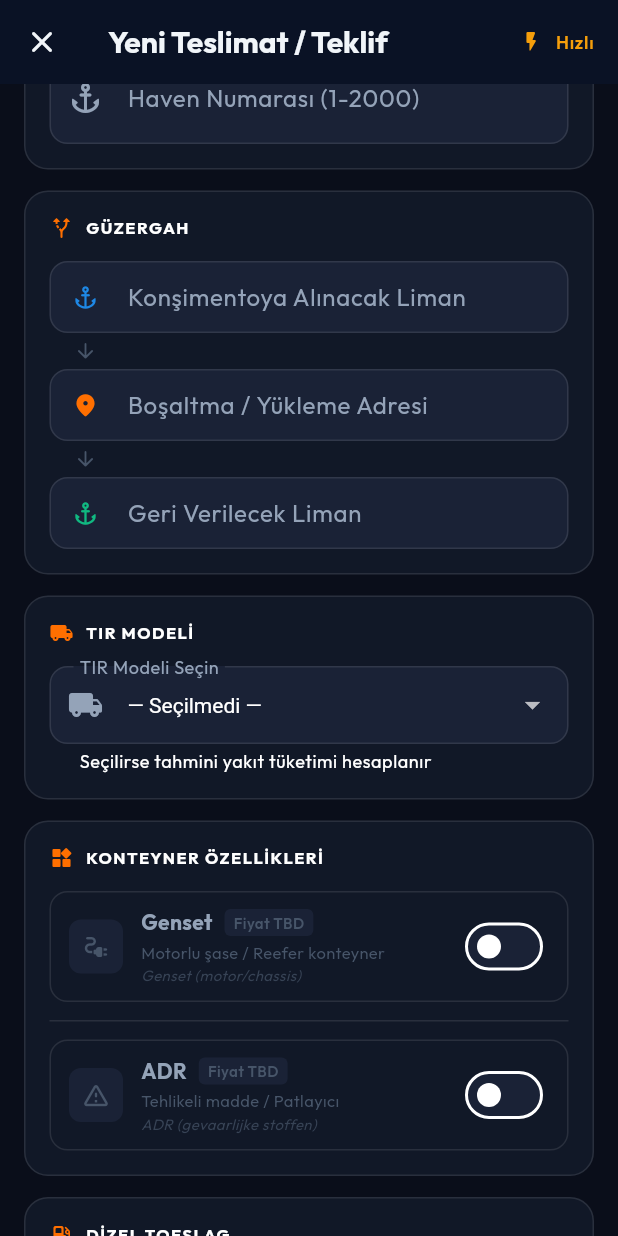
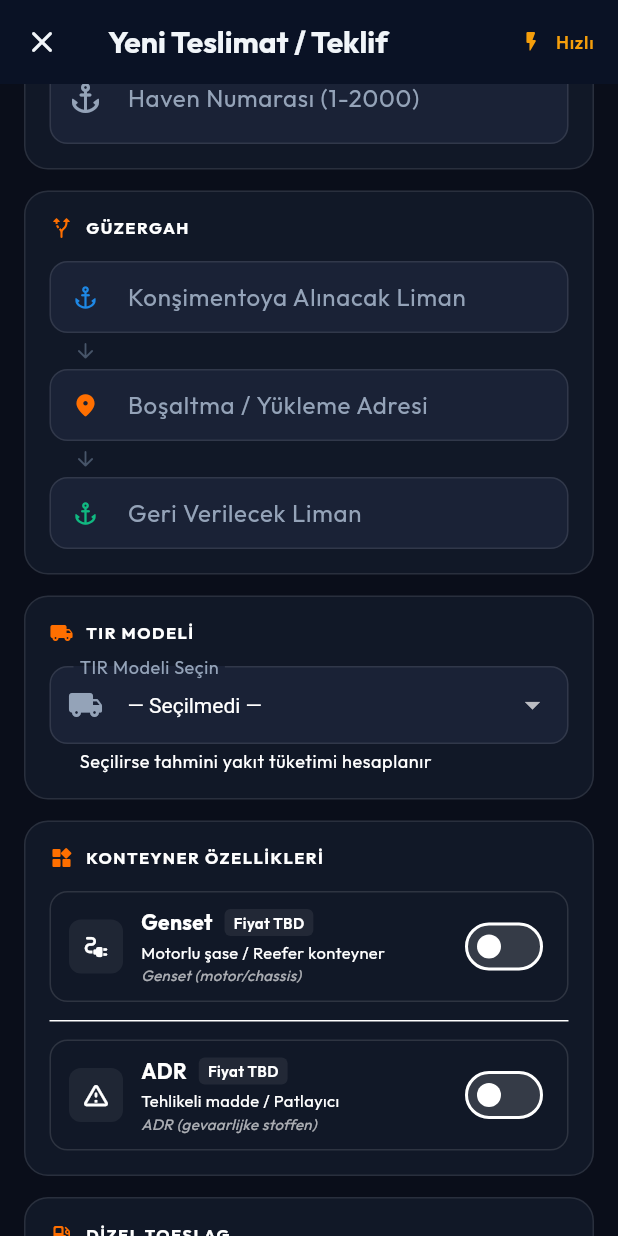
Before and after one commit to berkyksel/delivery-system, a Flutter app: the NewDeliveryScreen screen opened by its route, scrolled down 576 dp, on a phone screen of 412 x 824 dp. Run offline on Flutter 3.47's test engine with Material 3 defaults, Android fonts, the phone set to English and light mode, and no system bars; drawn by our look-alikes of flutter_animate; our stand-ins replace cached_network_image, cloud_firestore, firebase_auth, firebase_core, firebase_storage, flutter_riverpod and 7 more; accounts and stored records are empty.

```diff
--- a/lib/presentation/screens/delivery/new_delivery_screen.dart
+++ b/lib/presentation/screens/delivery/new_delivery_screen.dart
@@ -455,7 +455,7 @@ class _NewDeliveryScreenState extends ConsumerState<NewDeliveryScreen>
                   },
                 ),
                 const SizedBox(height: 12),
-                Divider(color: AppColors.glassBorder, height: 1),
+                Divider(color: Theme.of(context).dividerColor, height: 1),
                 const SizedBox(height: 12),
                 _ContainerOptionTile(
                   icon: Icons.warning_amber_rounded,
@@ -1077,6 +1077,29 @@ class _ContainerOptionTile extends StatelessWidget {
 
   @override
   Widget build(BuildContext context) {
+    final theme = Theme.of(context);
+    final isDark = theme.brightness == Brightness.dark;
+
+    // Tema-aware renkler
+    final borderInactive = isDark
+        ? Colors.white.withValues(alpha: 0.12)
+        : Colors.black.withValues(alpha: 0.12);
+    final iconBgInactive = isDark
+        ? Colors.white.withValues(alpha: 0.06)
+        : Colors.black.withValues(alpha: 0.05);
+    final iconInactiveColor = theme.colorScheme.onSurfaceVariant;
+    final titleActiveColor = theme.colorScheme.onSurface;
+    final titleInactiveColor = theme.colorScheme.onSurfaceVariant;
+    final feeBgInactive = isDark
+        ? Colors.white.withValues(alpha: 0.07)
+        : Colors.black.withValues(alpha: 0.06);
+    final feeTextInactive = theme.colorScheme.onSurfaceVariant;
+    final subtitleColor = theme.colorScheme.onSurfaceVariant;
+    final dutchColor = theme.colorScheme.onSurfaceVariant.withValues(alpha: 0.65);
+    final switchTrackInactive = isDark
+        ? Colors.white.withValues(alpha: 0.15)
+        : Colors.black.withValues(alpha: 0.1);
+
     return AnimatedContainer(
       duration: const Duration(milliseconds: 250),
       padding: const EdgeInsets.symmetric(horizontal: 12, vertical: 10),
@@ -1088,7 +1111,7 @@ class _ContainerOptionTile extends StatelessWidget {
         border: Border.all(
           color: isEnabled
               ? iconColor.withValues(alpha: 0.4)
-              : AppColors.glassBorder,
+              : borderInactive,
           width: isEnabled ? 1.5 : 1,
         ),
       ),
@@ -1100,13 +1123,13 @@ class _ContainerOptionTile extends StatelessWidget {
             decoration: BoxDecoration(
               color: isEnabled
                   ? iconColor.withValues(alpha: 0.15)
-                  : AppColors.bgCardLight,
+                  : iconBgInactive,
               borderRadius: BorderRadius.circular(8),
             ),
             child: Icon(
               icon,
               size: 20,
-              color: isEnabled ? iconColor : AppColors.textMuted,
+              color: isEnabled ? iconColor : iconInactiveColor,
             ),
           ),
           const SizedBox(width: 12),
@@ -1121,9 +1144,7 @@ class _ContainerOptionTile extends StatelessWidget {
                       style: TextStyle(
                         fontSize: 14,
                         fontWeight: FontWeight.w700,
-                        color: isEnabled
-                            ? AppColors.textPrimary
-                            : AppColors.textSecondary,
+                        color: isEnabled ? titleActiveColor : titleInactiveColor,
                       ),
                     ),
                     const SizedBox(width: 8),
@@ -1133,7 +1154,7 @@ class _ContainerOptionTile extends StatelessWidget {
                       decoration: BoxDecoration(
                         color: isEnabled
                             ? iconColor.withValues(alpha: 0.15)
-                            : AppColors.bgCardLight,
+                            : feeBgInactive,
                         borderRadius: BorderRadius.circular(4),
                       ),
                       child: Text(
@@ -1141,7 +1162,7 @@ class _ContainerOptionTile extends StatelessWidget {
                         style: TextStyle(
                           fontSize: 10,
                           fontWeight: FontWeight.w600,
-                          color: isEnabled ? iconColor : AppColors.textMuted,
+                          color: isEnabled ? iconColor : feeTextInactive,
                         ),
                       ),
                     ),
@@ -1150,14 +1171,13 @@ class _ContainerOptionTile extends StatelessWidget {
                 const SizedBox(height: 2),
                 Text(
                   subtitle,
-                  style: const TextStyle(
-                      fontSize: 11, color: AppColors.textMuted),
+                  style: TextStyle(fontSize: 11, color: subtitleColor),
                 ),
                 Text(
                   dutchLabel,
                   style: TextStyle(
                     fontSize: 10,
-                    color: AppColors.textMuted.withValues(alpha: 0.7),
+                    color: dutchColor,
                     fontStyle: FontStyle.italic,
                   ),
                 ),
@@ -1172,7 +1192,7 @@ class _ContainerOptionTile extends StatelessWidget {
               if (states.contains(WidgetState.selected)) {
                 return iconColor.withValues(alpha: 0.3);
               }
-              return AppColors.bgCardLight;
+              return switchTrackInactive;
             }),
           ),
         ],
```
Also changed, not shown: 1 other file.
